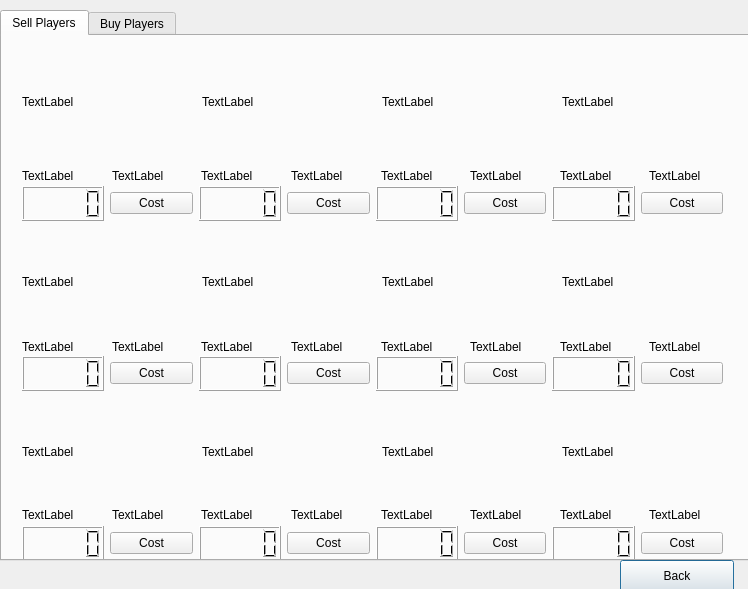
Qt form BTM_Qt/market.ui (skandermoalla/CSE201-Top5) before a commit.
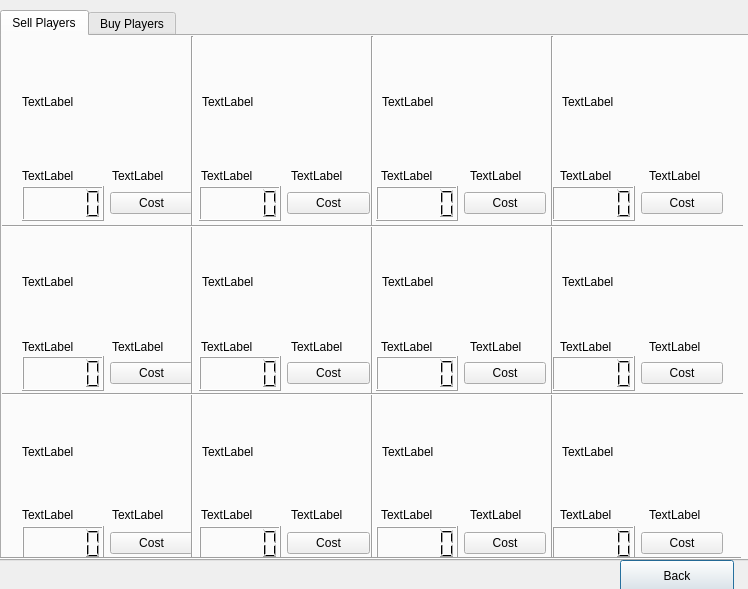
The same form after that commit.

Commit message: Last design update for the market

What changed in the file:
```diff
--- a/BTM_Qt/market.ui
+++ b/BTM_Qt/market.ui
@@ -558,6 +558,71 @@
       <string>TextLabel</string>
      </property>
     </widget>
+    <widget class="Line" name="line">
+     <property name="geometry">
+      <rect>
+       <x>180</x>
+       <y>0</y>
+       <width>20</width>
+       <height>521</height>
+      </rect>
+     </property>
+     <property name="orientation">
+      <enum>Qt::Vertical</enum>
+     </property>
+    </widget>
+    <widget class="Line" name="line_2">
+     <property name="geometry">
+      <rect>
+       <x>360</x>
+       <y>0</y>
+       <width>20</width>
+       <height>521</height>
+      </rect>
+     </property>
+     <property name="orientation">
+      <enum>Qt::Vertical</enum>
+     </property>
+    </widget>
+    <widget class="Line" name="line_3">
+     <property name="geometry">
+      <rect>
+       <x>540</x>
+       <y>0</y>
+       <width>20</width>
+       <height>521</height>
+      </rect>
+     </property>
+     <property name="orientation">
+      <enum>Qt::Vertical</enum>
+     </property>
+    </widget>
+    <widget class="Line" name="line_4">
+     <property name="geometry">
+      <rect>
+       <x>0</x>
+       <y>180</y>
+       <width>741</width>
+       <height>20</height>
+      </rect>
+     </property>
+     <property name="orientation">
+      <enum>Qt::Horizontal</enum>
+     </property>
+    </widget>
+    <widget class="Line" name="line_5">
+     <property name="geometry">
+      <rect>
+       <x>0</x>
+       <y>350</y>
+       <width>741</width>
+       <height>16</height>
+      </rect>
+     </property>
+     <property name="orientation">
+      <enum>Qt::Horizontal</enum>
+     </property>
+    </widget>
    </widget>
    <widget class="QWidget" name="widget">
     <attribute name="title">
@@ -1081,6 +1146,19 @@
     </widget>
    </widget>
   </widget>
+  <widget class="Line" name="line_8">
+   <property name="geometry">
+    <rect>
+     <x>0</x>
+     <y>550</y>
+     <width>741</width>
+     <height>16</height>
+    </rect>
+   </property>
+   <property name="orientation">
+    <enum>Qt::Horizontal</enum>
+   </property>
+  </widget>
  </widget>
  <resources/>
  <connections/>
```
Left out of the diff: 65 changed lines with no effect on the pictures.
